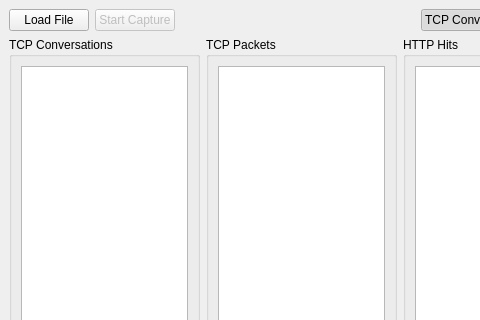
Qt form httppp/gui/httpppmainwindow.ui (g76r/httppp) before a commit; both pictures show x 0 to 480 and y 0 to 320 of the 800 by 600 pixel window.
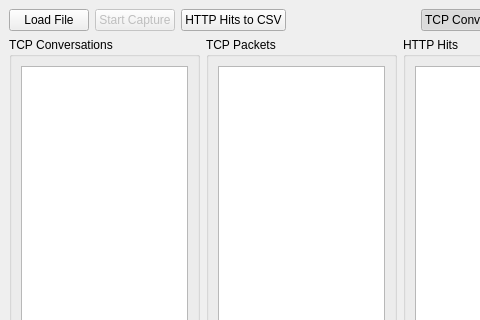
The same form after that commit. Custom widgets are drawn as their Qt base class.

```diff
--- a/httppp/gui/httpppmainwindow.ui
+++ b/httppp/gui/httpppmainwindow.ui
@@ -38,6 +38,13 @@
          </property>
         </widget>
        </item>
+       <item>
+        <widget class="QPushButton" name="pushButton">
+         <property name="text">
+          <string>HTTP Hits to CSV</string>
+         </property>
+        </widget>
+       </item>
        <item>
         <spacer name="horizontalSpacer">
          <property name="orientation">
```
Left out of the diff: 17 changed lines with no effect on the pictures.
